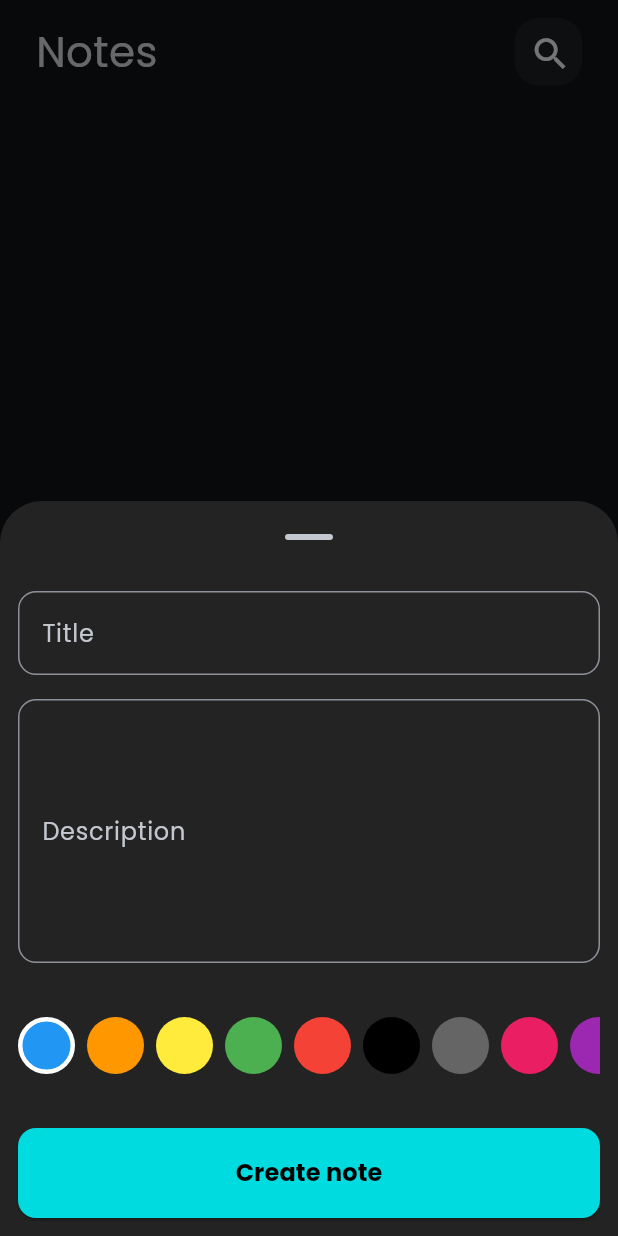
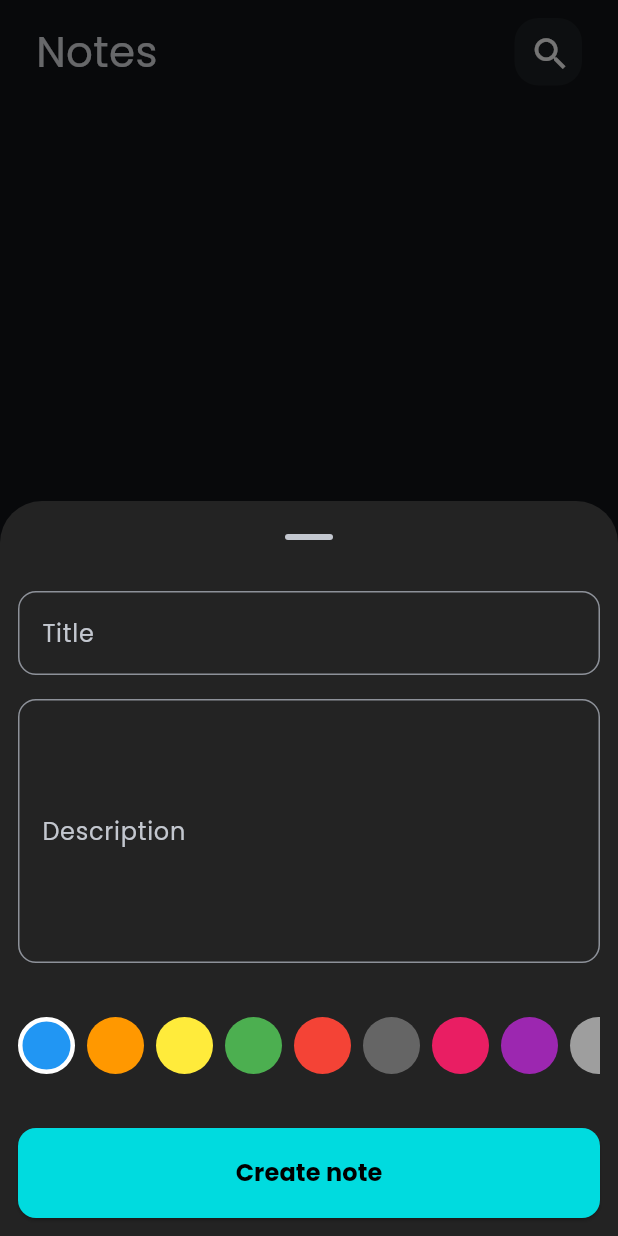
Before and after one commit to SidahmedBelkadi/flutter_notes_app_with_hive, a Flutter app: the screen it shows after launch, after a tap on the "add" icon, on a phone screen of 412 x 824 dp. Run offline on Flutter 3.47's test engine with Material 3 defaults, Android fonts, the phone set to English and light mode, and no system bars; our stand-ins replace bloc, equatable, flutter_bloc, hive, hive_flutter; accounts and stored records are empty.

Commit message:
Finish color choosing

```diff
--- a/lib/cubits/add_note/add_note_cubit.dart
+++ b/lib/cubits/add_note/add_note_cubit.dart
@@ -1,5 +1,6 @@
 import 'package:bloc/bloc.dart';
 import 'package:equatable/equatable.dart';
+import 'package:flutter/material.dart';
 import 'package:hive_flutter/hive_flutter.dart';
 import 'package:meta/meta.dart';
 import 'package:notes_app_hive_db/core/constants/app_strings.dart';
@@ -10,10 +11,13 @@ part 'add_note_state.dart';
 class AddNoteCubit extends Cubit<AddNoteState> {
   AddNoteCubit() : super(AddNoteInitial());
 
+  Color color = Colors.blue;
+
   void addNote(NoteModel noteModel) {
     try {
       emit(AddNoteLoadingState());
       Box notesBox = Hive.box<NoteModel>(kNotesBox);
+      noteModel.color = color.value;
       notesBox.add(noteModel);
       emit(AddNoteSuccessState());
     } catch (e) {
--- a/lib/models/note_model.dart
+++ b/lib/models/note_model.dart
@@ -12,7 +12,7 @@ class NoteModel extends HiveObject {
   @HiveField(2)
   final String date;
   @HiveField(3)
-  final int color;
+  int color;
 
   NoteModel({
     required this.title,
```
Also changed, not shown: lib/screens/widgets/colors_list_view.dart (+5 -4 lines).
